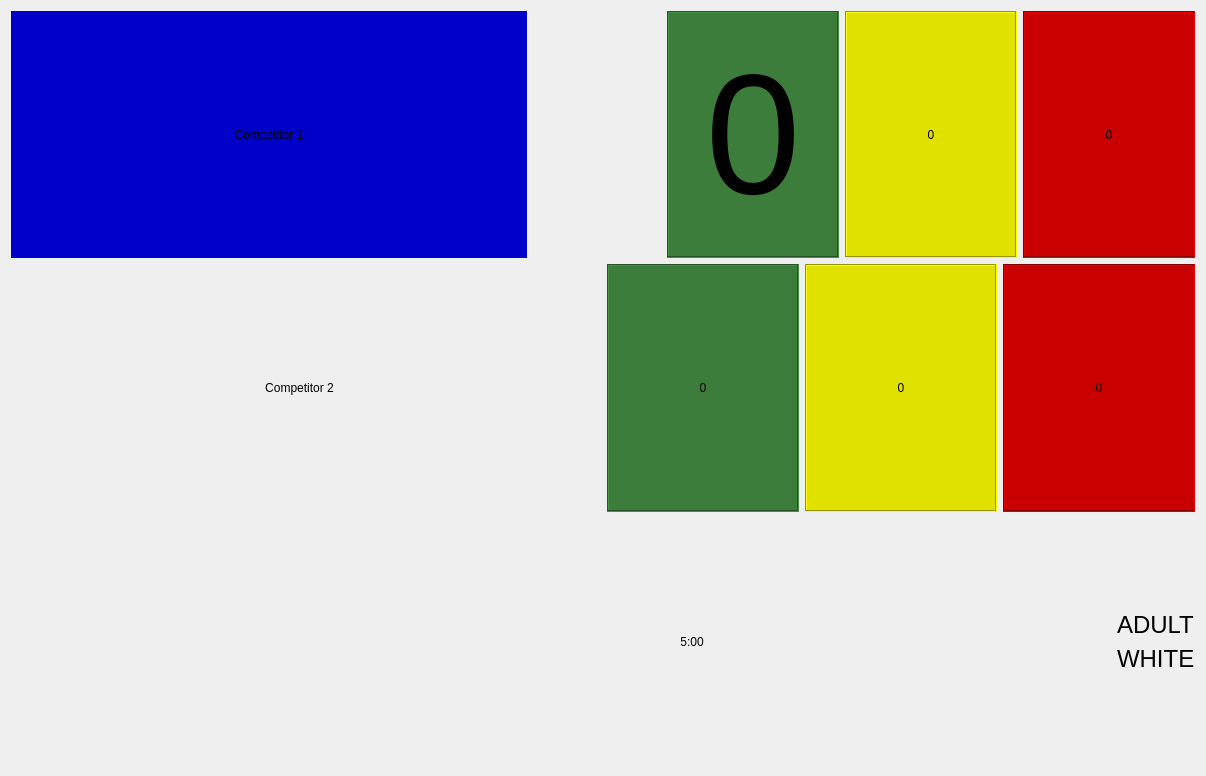
Qt form scoreboard.ui (craigmac/openroll) before a commit.
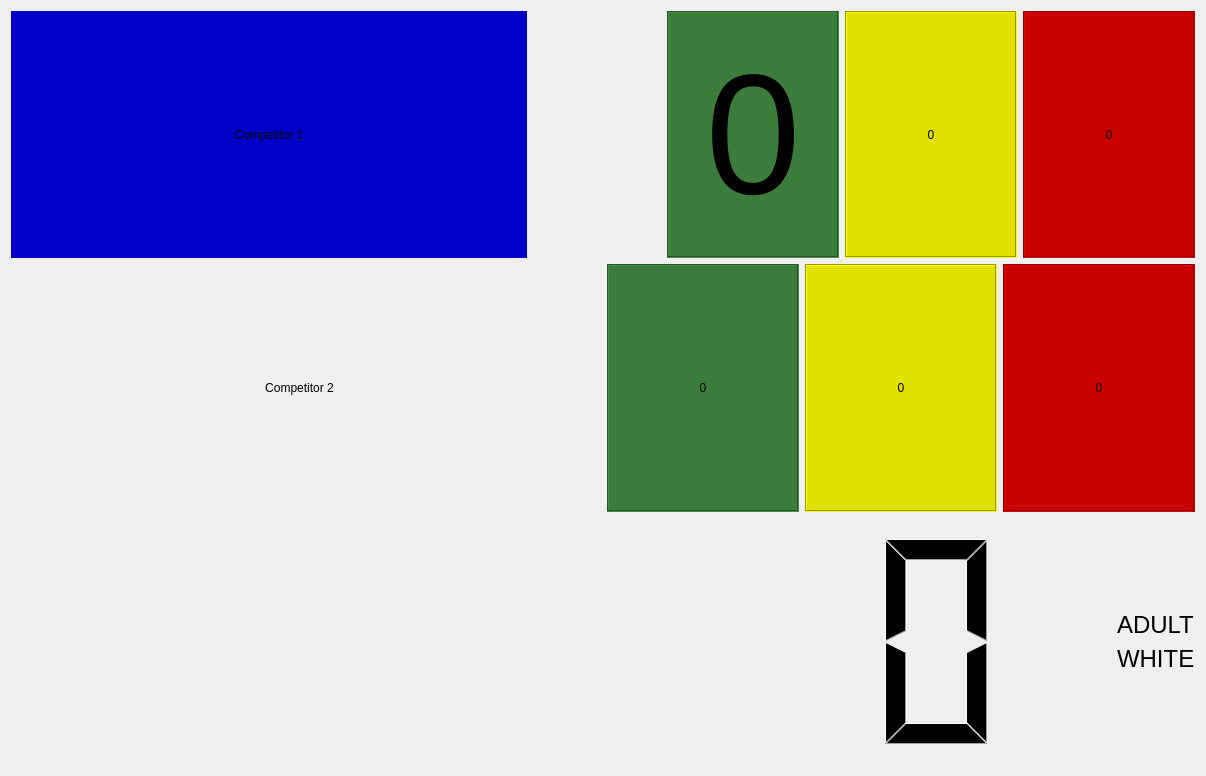
The same form after that commit. Icons and pictures are not drawn.

Commit message: bugfix - timer related see CHANGELOG

Diff of the .ui file:
```diff
--- a/scoreboard.ui
+++ b/scoreboard.ui
@@ -407,21 +407,18 @@
       </spacer>
      </item>
      <item>
-      <widget class="QLabel" name="timer_display">
+      <widget class="QLCDNumber" name="lcdClock">
        <property name="sizePolicy">
-        <sizepolicy hsizetype="Expanding" vsizetype="Expanding">
+        <sizepolicy hsizetype="MinimumExpanding" vsizetype="MinimumExpanding">
          <horstretch>1</horstretch>
          <verstretch>1</verstretch>
         </sizepolicy>
        </property>
-       <property name="styleSheet">
-        <string notr="true">font: 192pt 'Consolas';</string>
+       <property name="frameShape">
+        <enum>QFrame::NoFrame</enum>
        </property>
-       <property name="text">
-        <string>5:00</string>
-       </property>
-       <property name="alignment">
-        <set>Qt::AlignCenter</set>
+       <property name="frameShadow">
+        <enum>QFrame::Plain</enum>
        </property>
       </widget>
      </item>
```
The commit also changes 8 other files.
